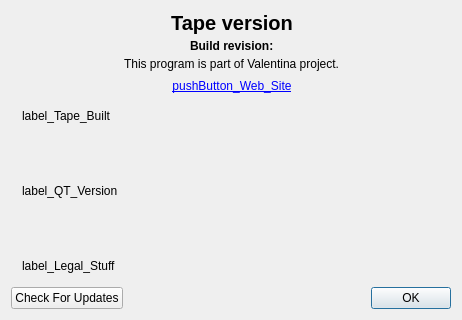
Above: src/app/tape/dialogs/dialogabouttape.ui from dismine/valentina before the change. Below: the same form after it.
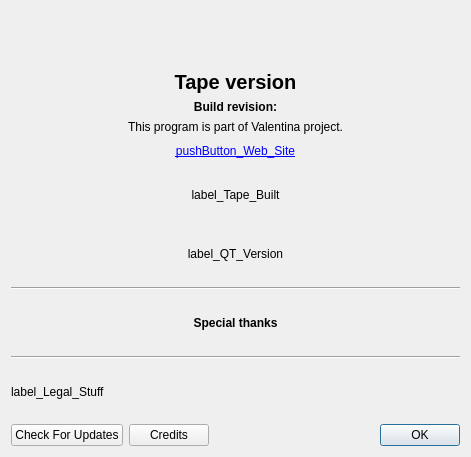
That is the form after the change. Icons and pictures are not drawn. Custom widgets are drawn as their Qt base class.

Commit message: List of sponsors.

Patch:
```diff
--- a/src/app/tape/dialogs/dialogabouttape.ui
+++ b/src/app/tape/dialogs/dialogabouttape.ui
@@ -6,8 +6,8 @@
    <rect>
     <x>0</x>
     <y>0</y>
-    <width>462</width>
-    <height>320</height>
+    <width>471</width>
+    <height>457</height>
    </rect>
   </property>
   <property name="sizePolicy">
@@ -32,23 +32,33 @@
   <layout class="QVBoxLayout" name="verticalLayout">
    <item>
     <layout class="QHBoxLayout" name="horizontalLayout">
-     <property name="spacing">
-      <number>4</number>
-     </property>
-     <property name="leftMargin">
-      <number>0</number>
-     </property>
-     <property name="rightMargin">
-      <number>9</number>
-     </property>
+     <item>
+      <spacer name="horizontalSpacer">
+       <property name="orientation">
+        <enum>Qt::Orientation::Horizontal</enum>
+       </property>
+       <property name="sizeHint" stdset="0">
+        <size>
+         <width>40</width>
+         <height>20</height>
+        </size>
+       </property>
+      </spacer>
+     </item>
      <item>
       <widget class="QLabel" name="label_appIcon">
        <property name="sizePolicy">
-        <sizepolicy hsizetype="Fixed" vsizetype="Minimum">
+        <sizepolicy hsizetype="Expanding" vsizetype="Expanding">
          <horstretch>0</horstretch>
          <verstretch>0</verstretch>
         </sizepolicy>
        </property>
+       <property name="maximumSize">
+        <size>
+         <width>128</width>
+         <height>128</height>
+        </size>
+       </property>
        <property name="text">
         <string/>
        </property>
@@ -61,13 +71,25 @@
       </widget>
      </item>
      <item>
-      <layout class="QVBoxLayout" name="verticalLayout_2">
+      <spacer name="horizontalSpacer_2">
+       <property name="orientation">
+        <enum>Qt::Orientation::Horizontal</enum>
+       </property>
+       <property name="sizeHint" stdset="0">
+        <size>
+         <width>40</width>
+         <height>20</height>
+        </size>
+       </property>
+      </spacer>
+     </item>
+    </layout>
+   </item>
        <item>
         <widget class="QLabel" name="label_Tape_Version">
          <property name="font">
           <font>
            <pointsize>15</pointsize>
-           <weight>75</weight>
            <bold>true</bold>
           </font>
          </property>
@@ -82,27 +104,32 @@
          </property>
         </widget>
        </item>
-       <item alignment="Qt::AlignHCenter">
+   <item>
         <widget class="QLabel" name="labelBuildRevision">
          <property name="font">
           <font>
-           <weight>75</weight>
            <bold>true</bold>
           </font>
          </property>
          <property name="text">
           <string>Build revision:</string>
          </property>
+     <property name="alignment">
+      <set>Qt::AlignmentFlag::AlignCenter</set>
+     </property>
          <property name="textInteractionFlags">
           <set>Qt::LinksAccessibleByMouse|Qt::TextSelectableByKeyboard|Qt::TextSelectableByMouse</set>
          </property>
         </widget>
        </item>
-       <item alignment="Qt::AlignHCenter">
+   <item>
         <widget class="QLabel" name="label">
          <property name="text">
           <string>This program is part of Valentina project.</string>
          </property>
+     <property name="alignment">
+      <set>Qt::AlignmentFlag::AlignCenter</set>
+     </property>
         </widget>
        </item>
        <item>
@@ -180,24 +207,14 @@
          <property name="text">
           <string notr="true">label_Tape_Built</string>
          </property>
+     <property name="alignment">
+      <set>Qt::AlignmentFlag::AlignCenter</set>
+     </property>
          <property name="textInteractionFlags">
           <set>Qt::LinksAccessibleByMouse|Qt::TextSelectableByKeyboard|Qt::TextSelectableByMouse</set>
          </property>
         </widget>
        </item>
-       <item>
-        <spacer name="verticalSpacer">
-         <property name="orientation">
-          <enum>Qt::Vertical</enum>
-         </property>
-         <property name="sizeHint" stdset="0">
-          <size>
-           <width>20</width>
-           <height>40</height>
-          </size>
-         </property>
-        </spacer>
-       </item>
        <item>
         <widget class="QLabel" name="label_QT_Version">
          <property name="sizePolicy">
@@ -215,23 +232,54 @@
          <property name="text">
           <string notr="true">label_QT_Version</string>
          </property>
+     <property name="alignment">
+      <set>Qt::AlignmentFlag::AlignCenter</set>
+     </property>
          <property name="textInteractionFlags">
           <set>Qt::LinksAccessibleByMouse|Qt::TextSelectableByKeyboard|Qt::TextSelectableByMouse</set>
          </property>
         </widget>
        </item>
        <item>
-        <spacer name="verticalSpacer_2">
+    <widget class="Line" name="line">
          <property name="orientation">
-          <enum>Qt::Vertical</enum>
-         </property>
-         <property name="sizeHint" stdset="0">
+      <enum>Qt::Orientation::Horizontal</enum>
+     </property>
+    </widget>
+   </item>
+   <item>
+    <widget class="VSponsorCredits" name="labelSponsors">
+     <property name="sizePolicy">
+      <sizepolicy hsizetype="Expanding" vsizetype="Expanding">
+       <horstretch>0</horstretch>
+       <verstretch>0</verstretch>
+      </sizepolicy>
+     </property>
+     <property name="sizeIncrement">
           <size>
-           <width>20</width>
-           <height>40</height>
-          </size>
-         </property>
-        </spacer>
+       <width>0</width>
+       <height>0</height>
+      </size>
+     </property>
+     <property name="font">
+      <font>
+       <bold>true</bold>
+      </font>
+     </property>
+     <property name="text">
+      <string>Special thanks</string>
+     </property>
+     <property name="alignment">
+      <set>Qt::AlignmentFlag::AlignCenter</set>
+     </property>
+    </widget>
+   </item>
+   <item>
+    <widget class="Line" name="line_2">
+     <property name="orientation">
+      <enum>Qt::Orientation::Horizontal</enum>
+     </property>
+    </widget>
        </item>
        <item>
         <widget class="QLabel" name="label_Legal_Stuff">
@@ -255,10 +303,6 @@
          </property>
         </widget>
        </item>
-      </layout>
-     </item>
-    </layout>
-   </item>
    <item>
     <layout class="QHBoxLayout" name="horizontalLayout_2">
      <item>
@@ -268,6 +312,13 @@
        </property>
       </widget>
      </item>
+     <item>
+      <widget class="QPushButton" name="pushButtonCredits">
+       <property name="text">
+        <string>Credits</string>
+       </property>
+      </widget>
+     </item>
      <item>
       <widget class="QDialogButtonBox" name="buttonBox">
        <property name="autoFillBackground">
@@ -288,6 +339,13 @@
    </item>
   </layout>
  </widget>
+ <customwidgets>
+  <customwidget>
+   <class>VSponsorCredits</class>
+   <extends>QLabel</extends>
+   <header>../vwidgets/vsponsorcredits.h</header>
+  </customwidget>
+ </customwidgets>
  <resources>
   <include location="../share/resources/tapeicon.qrc"/>
  </resources>
```
Left out of the diff: 22 changed lines with no effect on the pictures. Lines whose indentation alone changed are shown as unchanged. The commit also changes 18 other files.
